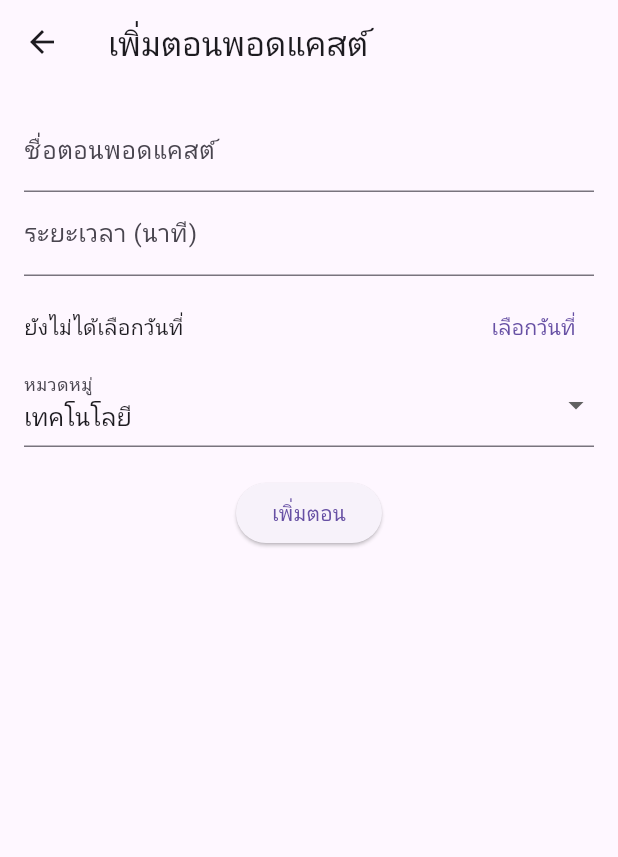
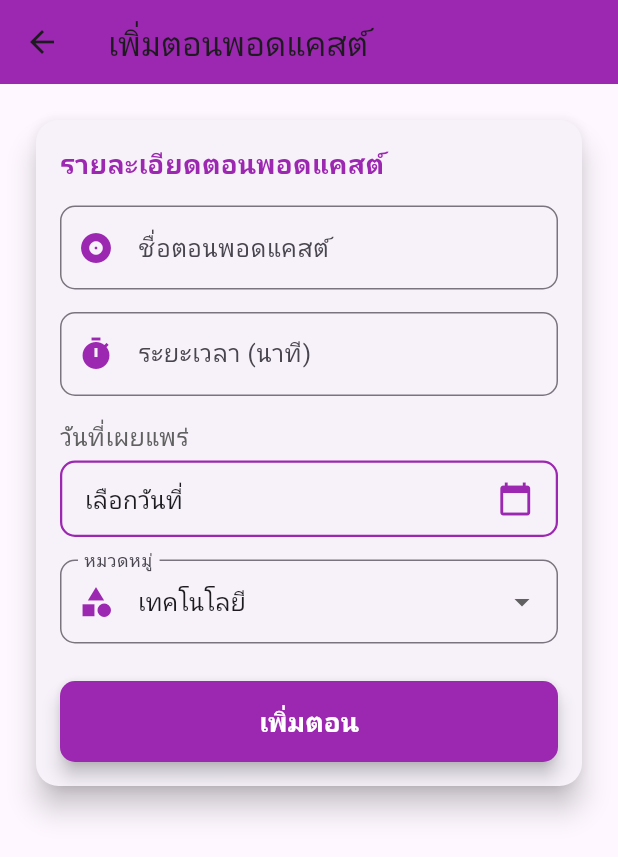
Before and after one commit to Hatairatt65/podcastapp, a Flutter app: the screen it shows after launch, after a tap on the "add" icon, on a phone screen of 412 x 824 dp. Shown: the top 857 px of the screen. Run offline on Flutter 3.47's test engine with Material 3 defaults, Android fonts, the phone set to English and light mode, and no system bars.

Commit message:
podcastapp

```diff
--- a/lib/add_page.dart
+++ /dev/null
@@ -1,109 +0,0 @@
-import 'package:flutter/material.dart';
-
-class AddPage extends StatefulWidget {
-  const AddPage({super.key});
-
-  @override
-  State<AddPage> createState() => _AddPageState();
-}
-
-class _AddPageState extends State<AddPage> {
-  final _formKey = GlobalKey<FormState>();
-  final TextEditingController _titleController = TextEditingController();
-  final TextEditingController _durationController = TextEditingController();
-  DateTime? _selectedDate;
-  String _selectedCategory = 'เทคโนโลยี';
-
-  final List<String> categories = ['เทคโนโลยี', 'บันเทิง', 'การศึกษา'];
-
-  void _submitForm() {
-    if (_formKey.currentState!.validate() && _selectedDate != null) {
-      Navigator.pop(context, {
-        'title': _titleController.text,
-        'duration': int.parse(_durationController.text),
-        'date': _selectedDate!.toLocal().toString().split(' ')[0],
-        'category': _selectedCategory,
-      });
-    }
-  }
-
-  @override
-  Widget build(BuildContext context) {
-    return Scaffold(
-      appBar: AppBar(title: const Text('เพิ่มตอนพอดแคสต์')),
-      body: Padding(
-        padding: const EdgeInsets.all(16.0),
-        child: Form(
-          key: _formKey,
-          child: Column(
-            children: [
-              TextFormField(
-                controller: _titleController,
-                decoration: const InputDecoration(labelText: 'ชื่อตอนพอดแคสต์'),
-                validator: (value) =>
-                    value!.isEmpty ? 'กรุณากรอกชื่อตอน' : null,
-              ),
-              TextFormField(
-                controller: _durationController,
-                keyboardType: TextInputType.number,
-                decoration:
-                    const InputDecoration(labelText: 'ระยะเวลา (นาที)'),
-                validator: (value) =>
-                    value!.isEmpty ? 'กรุณากรอกระยะเวลา' : null,
-              ),
-              const SizedBox(height: 10),
-              Row(
-                children: [
-                  Expanded(
-                    child: Text(
-                      _selectedDate == null
-                          ? 'ยังไม่ได้เลือกวันที่'
-                          : 'วันที่เผยแพร่: ${_selectedDate!.toLocal()}'
-                              .split(' ')[0],
-                    ),
-                  ),
-                  TextButton(
-                    onPressed: () async {
-                      DateTime? pickedDate = await showDatePicker(
-                        context: context,
-                        initialDate: DateTime.now(),
-                        firstDate: DateTime(2000),
-                        lastDate: DateTime(2100),
-                      );
-                      if (pickedDate != null) {
-                        setState(() {
-                          _selectedDate = pickedDate;
-                        });
-                      }
-                    },
-                    child: const Text('เลือกวันที่'),
-                  ),
-                ],
-              ),
-              DropdownButtonFormField(
-                value: _selectedCategory,
-                items: categories
-                    .map((category) => DropdownMenuItem(
-                          value: category,
-                          child: Text(category),
-                        ))
-                    .toList(),
-                onChanged: (value) {
-                  setState(() {
-                    _selectedCategory = value.toString();
-                  });
-                },
-                decoration: const InputDecoration(labelText: 'หมวดหมู่'),
-              ),
-              const SizedBox(height: 20),
-              ElevatedButton(
-                onPressed: _submitForm,
-                child: const Text('เพิ่มตอน'),
-              ),
-            ],
-          ),
-        ),
-      ),
-    );
-  }
-}
--- /dev/null
+++ b/lib/addpage.dart
@@ -0,0 +1,182 @@
+import 'package:flutter/material.dart';
+
+class AddPage extends StatefulWidget {
+  final Map<String, dynamic>? episode;
+
+  const AddPage({super.key, this.episode});
+
+  @override
+  State<AddPage> createState() => _AddPageState();
+}
+
+class _AddPageState extends State<AddPage> {
+  final _formKey = GlobalKey<FormState>();
+  final TextEditingController _titleController = TextEditingController();
+  final TextEditingController _durationController = TextEditingController();
+  DateTime? _selectedDate;
+  String _selectedCategory = 'เทคโนโลยี';
+
+  final List<String> categories = [
+    'เทคโนโลยี',
+    'บันเทิง',
+    'การศึกษา',
+    'สุขภาพ',
+    'ข่าวสาร',
+    'แรงบันดาลใจ',
+  ];
+
+  @override
+  void initState() {
+    super.initState();
+    if (widget.episode != null) {
+      _titleController.text = widget.episode!['title'];
+      _durationController.text = widget.episode!['duration'].toString();
+      _selectedDate = DateTime.parse(widget.episode!['date']);
+      _selectedCategory = widget.episode!['category'];
+    }
+  }
+
+  void _submitForm() {
+    if (_formKey.currentState!.validate() && _selectedDate != null) {
+      Navigator.pop(context, {
+        'title': _titleController.text,
+        'duration': int.parse(_durationController.text),
+        'date': _selectedDate!.toLocal().toString().split(' ')[0],
+        'category': _selectedCategory,
+      });
+    }
+  }
+
+  @override
+  Widget build(BuildContext context) {
+    return Scaffold(
+      appBar: AppBar(
+        title: Text(widget.episode == null ? 'เพิ่มตอนพอดแคสต์' : 'แก้ไขตอนพอดแคสต์'),
+        backgroundColor: Colors.purple,
+        elevation: 0,
+      ),
+      body: SingleChildScrollView(
+        child: Padding(
+          padding: const EdgeInsets.all(20.0),
+          child: Card(
+            elevation: 8,
+            shape: RoundedRectangleBorder(borderRadius: BorderRadius.circular(15)),
+            child: Padding(
+              padding: const EdgeInsets.all(16),
+              child: Form(
+                key: _formKey,
+                child: Column(
+                  crossAxisAlignment: CrossAxisAlignment.start,
+                  children: [
+                    const Text(
+                      'รายละเอียดตอนพอดแคสต์',
+                      style: TextStyle(fontSize: 18, fontWeight: FontWeight.bold, color: Colors.purple),
+                    ),
+                    const SizedBox(height: 15),
+                    TextFormField(
+                      controller: _titleController,
+                      decoration: InputDecoration(
+                        labelText: 'ชื่อตอนพอดแคสต์',
+                        border: OutlineInputBorder(borderRadius: BorderRadius.circular(10)),
+                        prefixIcon: const Icon(Icons.album, color: Colors.purple),
+                      ),
+                      validator: (value) => value!.isEmpty ? 'กรุณากรอกชื่อตอน' : null,
+                    ),
+                    const SizedBox(height: 15),
+                    TextFormField(
+                      controller: _durationController,
+                      keyboardType: TextInputType.number,
+                      decoration: InputDecoration(
+                        labelText: 'ระยะเวลา (นาที)',
+                        border: OutlineInputBorder(borderRadius: BorderRadius.circular(10)),
+                        prefixIcon: const Icon(Icons.timer, color: Colors.purple),
+                      ),
+                      validator: (value) => value!.isEmpty ? 'กรุณากรอกระยะเวลา' : null,
+                    ),
+                    const SizedBox(height: 15),
+                    Text(
+                      'วันที่เผยแพร่',
+                      style: TextStyle(fontSize: 16, fontWeight: FontWeight.w500, color: Colors.grey[700]),
+                    ),
+                    const SizedBox(height: 5),
+                    GestureDetector(
+                      onTap: () async {
+                        DateTime? pickedDate = await showDatePicker(
+                          context: context,
+                          initialDate: _selectedDate ?? DateTime.now(),
+                          firstDate: DateTime(2000),
+                          lastDate: DateTime(2100),
+                        );
+                        if (pickedDate != null) {
+                          setState(() {
+                            _selectedDate = pickedDate;
+                          });
+                        }
+                      },
+                      child: Container(
+                        padding: const EdgeInsets.symmetric(vertical: 12, horizontal: 15),
+                        decoration: BoxDecoration(
+                          border: Border.all(color: Colors.purple, width: 1.5),
+                          borderRadius: BorderRadius.circular(10),
+                        ),
+                        child: Row(
+                          mainAxisAlignment: MainAxisAlignment.spaceBetween,
+                          children: [
+                            Text(
+                              _selectedDate == null
+                                  ? 'เลือกวันที่'
+                                  : '${_selectedDate!.toLocal()}'.split(' ')[0],
+                              style: const TextStyle(fontSize: 16),
+                            ),
+                            const Icon(Icons.calendar_today, color: Colors.purple),
+                          ],
+                        ),
+                      ),
+                    ),
+                    const SizedBox(height: 15),
+                    DropdownButtonFormField(
+                      value: _selectedCategory,
+                      items: categories
+                          .map((category) => DropdownMenuItem(
+                                value: category,
+                                child: Text(category),
+                              ))
+                          .toList(),
+                      onChanged: (value) {
+                        setState(() {
+                          _selectedCategory = value.toString();
+                        });
+                      },
+                      decoration: InputDecoration(
+                        labelText: 'หมวดหมู่',
+                        border: OutlineInputBorder(borderRadius: BorderRadius.circular(10)),
+                        prefixIcon: const Icon(Icons.category, color: Colors.purple),
+                      ),
+                    ),
+                    const SizedBox(height: 25),
+                    SizedBox(
+                      width: double.infinity,
+                      child: ElevatedButton(
+                        onPressed: _submitForm,
+                        style: ElevatedButton.styleFrom(
+                          padding: const EdgeInsets.symmetric(vertical: 14),
+                          shape: RoundedRectangleBorder(borderRadius: BorderRadius.circular(10)),
+                          backgroundColor: Colors.purple,
+                          elevation: 5,
+                        ),
+                        child: Text(
+                          widget.episode == null ? 'เพิ่มตอน' : 'บันทึก',
+                          style: const TextStyle(fontSize: 18, fontWeight: FontWeight.bold, color: Colors.white),
+                        ),
+                      ),
+                    ),
+                  ],
+                ),
+              ),
+            ),
+          ),
+        ),
+      ),
+    );
+  }
+}
--- a/lib/home_page.dart
+++ /dev/null
@@ -1,62 +0,0 @@
-import 'package:flutter/material.dart';
-import 'add_page.dart';
-
-class HomePage extends StatefulWidget {
-  const HomePage({super.key});
-
-  @override
-  State<HomePage> createState() => _HomePageState();
-}
-
-class _HomePageState extends State<HomePage> {
-  List<Map<String, dynamic>> podcastEpisodes = [];
-
-  void _navigateToAddPage() async {
-    final newEpisode = await Navigator.push(
-      context,
-      MaterialPageRoute(builder: (context) => const AddPage()),
-    );
-
-    if (newEpisode != null) {
-      setState(() {
-        podcastEpisodes.add(newEpisode);
-      });
-    }
-  }
-
-  void _deleteEpisode(int index) {
-    setState(() {
-      podcastEpisodes.removeAt(index);
-    });
-  }
-
-  @override
-  Widget build(BuildContext context) {
-    return Scaffold(
-      appBar: AppBar(title: const Text('Podcast Episodes')),
-      body: podcastEpisodes.isEmpty
-          ? const Center(child: Text('No podcast episodes added.'))
-          : ListView.builder(
-              itemCount: podcastEpisodes.length,
-              itemBuilder: (context, index) {
-                final episode = podcastEpisodes[index];
-                return Dismissible(
-                  key: Key(episode['title']),
-                  onDismissed: (direction) => _deleteEpisode(index),
-                  background: Container(color: Colors.red),
-                  child: ListTile(
-                    title: Text(episode['title']),
-                    subtitle: Text(
-                        '${episode['duration']} min • ${episode['date']}'),
-                    trailing: Text(episode['category']),
-                  ),
-                );
-              },
-            ),
-      floatingActionButton: FloatingActionButton(
-        onPressed: _navigateToAddPage,
-        child: const Icon(Icons.add),
-      ),
-    );
-  }
-}
--- /dev/null
+++ b/lib/homepage.dart
@@ -0,0 +1,179 @@
+import 'package:flutter/material.dart';
+import 'addpage.dart';
+
+class HomePage extends StatefulWidget {
+  const HomePage({super.key});
+
+  @override
+  State<HomePage> createState() => _HomePageState();
+}
+
+class _HomePageState extends State<HomePage> {
+  List<Map<String, dynamic>> podcastEpisodes = [];
+  String selectedCategory = 'ทั้งหมด';
+
+  final List<String> categories = [
+    'ทั้งหมด',
+    'เทคโนโลยี',
+    'บันเทิง',
+    'การศึกษา',
+    'สุขภาพ',
+    'ข่าวสาร',
+    'แรงบันดาลใจ',
+  ];
+
+  void _navigateToAddPage({Map<String, dynamic>? episode, int? index}) async {
+    final result = await Navigator.push(
+      context,
+      MaterialPageRoute(
+        builder: (context) => AddPage(episode: episode),
+      ),
+    );
+
+    if (result != null) {
+      setState(() {
+        if (index != null) {
+          podcastEpisodes[index] = result;
+        } else {
+          podcastEpisodes.add(result);
+        }
+      });
+    }
+  }
+
+  void _deleteEpisode(int index) {
+    setState(() {
+      podcastEpisodes.removeAt(index);
+    });
+  }
+
+  @override
+  Widget build(BuildContext context) {
+    List<Map<String, dynamic>> filteredEpisodes = podcastEpisodes
+        .where((episode) => selectedCategory == 'ทั้งหมด' || episode['category'] == selectedCategory)
+        .toList();
+
+    return Scaffold(
+      appBar: AppBar(
+        title: const Text('Podcast Episodes'),
+        actions: [
+          Padding(
+            padding: const EdgeInsets.only(right: 16),
+            child: DropdownButtonHideUnderline(
+              child: DropdownButton<String>(
+                value: selectedCategory,
+                icon: const Icon(Icons.arrow_drop_down, color: Color.fromARGB(255, 181, 181, 181)),
+                dropdownColor: Colors.purple[100], // พื้นหลังดรอปดาวน์
+                onChanged: (String? newValue) {
+                  if (newValue != null) {
+                    setState(() {
+                      selectedCategory = newValue;
+                    });
+                  }
+                },
+                items: categories.map<DropdownMenuItem<String>>((String category) {
+                  return DropdownMenuItem<String>(
+                    value: category,
+                    child: Text(
+                      category,
+                      style: const TextStyle(color: Colors.black, fontSize: 14),
+                    ),
+                  );
+                }).toList(),
+              ),
+            ),
+          ),
+        ],
+      ),
+      body: filteredEpisodes.isEmpty
+          ? const Center(
+              child: Text(
+                'ไม่มีพอดแคสต์ในหมวดนี้',
+                style: TextStyle(fontSize: 18, fontWeight: FontWeight.bold),
+              ),
+            )
+          : ListView.builder(
+              itemCount: filteredEpisodes.length,
+              itemBuilder: (context, index) {
+                final episode = filteredEpisodes[index];
+                return Dismissible(
+                  key: Key(episode['title']),
+                  onDismissed: (direction) => _deleteEpisode(index),
+                  background: Container(color: Colors.red),
+                  child: Card(
+                    elevation: 5,
+                    margin: const EdgeInsets.symmetric(horizontal: 12, vertical: 8),
+                    shape: RoundedRectangleBorder(
+                      borderRadius: BorderRadius.circular(15),
+                    ),
+                    child: Padding(
+                      padding: const EdgeInsets.all(12),
+                      child: Row(
+                        children: [
+                          ClipRRect(
+                            borderRadius: BorderRadius.circular(10),
+                            child: Container(
+                              width: 60,
+                              height: 60,
+                              decoration: BoxDecoration(
+                                color: Colors.grey[300],
+                              ),
+                              child: const Icon(Icons.album, size: 40, color: Colors.purple),
+                            ),
+                          ),
+                          const SizedBox(width: 12),
+                          Expanded(
+                            child: Column(
+                              crossAxisAlignment: CrossAxisAlignment.start,
+                              children: [
+                                Text.rich(
+                                  TextSpan(
+                                    text: episode['title'],
+                                    style: const TextStyle(
+                                      fontWeight: FontWeight.bold,
+                                      fontSize: 16,
+                                    ),
+                                    children: [
+                                      TextSpan(
+                                        text: ' (${episode['category']})',
+                                        style: const TextStyle(
+                                          fontSize: 14,
+                                          color: Colors.grey,
+                                        ),
+                                      ),
+                                    ],
+                                  ),
+                                  maxLines: 2,
+                                  overflow: TextOverflow.ellipsis,
+                                ),
+                                const SizedBox(height: 5),
+                                Text(
+                                  '${episode['duration']} นาที  ${episode['date']}',
+                                  style: TextStyle(color: Colors.grey[700]),
+                                ),
+                              ],
+                            ),
+                          ),
+                          IconButton(
+                            icon: const Icon(
+                              Icons.play_circle_fill,
+                              color: Colors.purple,
+                              size: 40,
+                            ),
+                            onPressed: () {},
+                          ),
+                        ],
+                      ),
+                    ),
+                  ),
+                );
+              },
+            ),
+      floatingActionButton: FloatingActionButton(
+        onPressed: () => _navigateToAddPage(),
+        backgroundColor: Colors.purple.withOpacity(0.8),
+        child: const Icon(Icons.add, color: Colors.white),
+      ),
+    );
+  }
+}
--- a/lib/main.dart
+++ b/lib/main.dart
@@ -1,5 +1,5 @@
 import 'package:flutter/material.dart';
-import 'home_page.dart';
+import 'homepage.dart';
 
 void main() {
   runApp(const PodcastApp());
```
Also changed, not shown: pubspec.yaml (+2 -19 lines), pubspec.lock, 10 other files.
